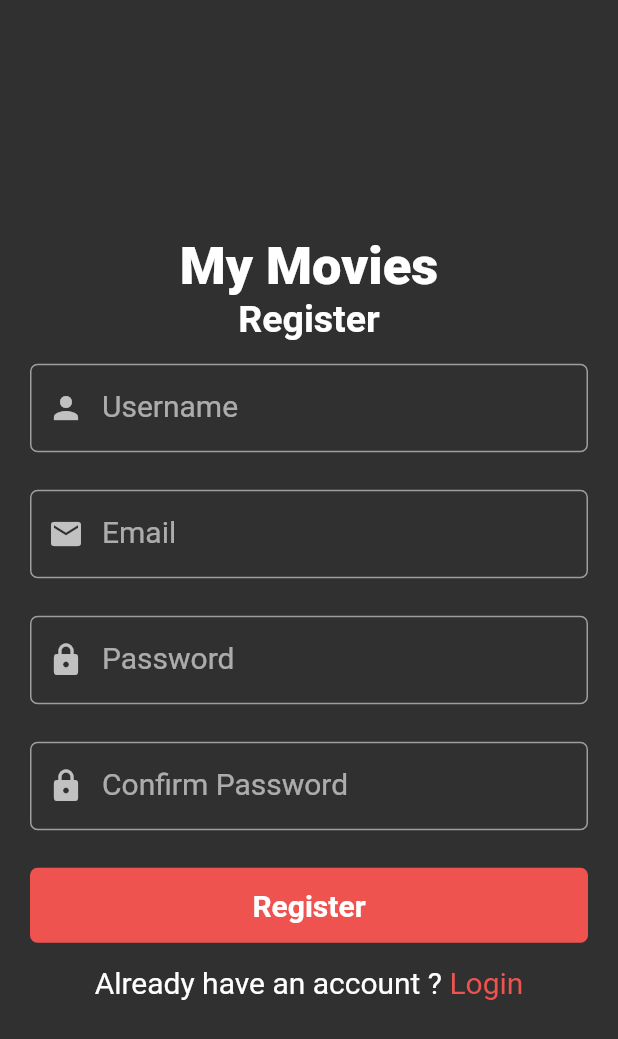
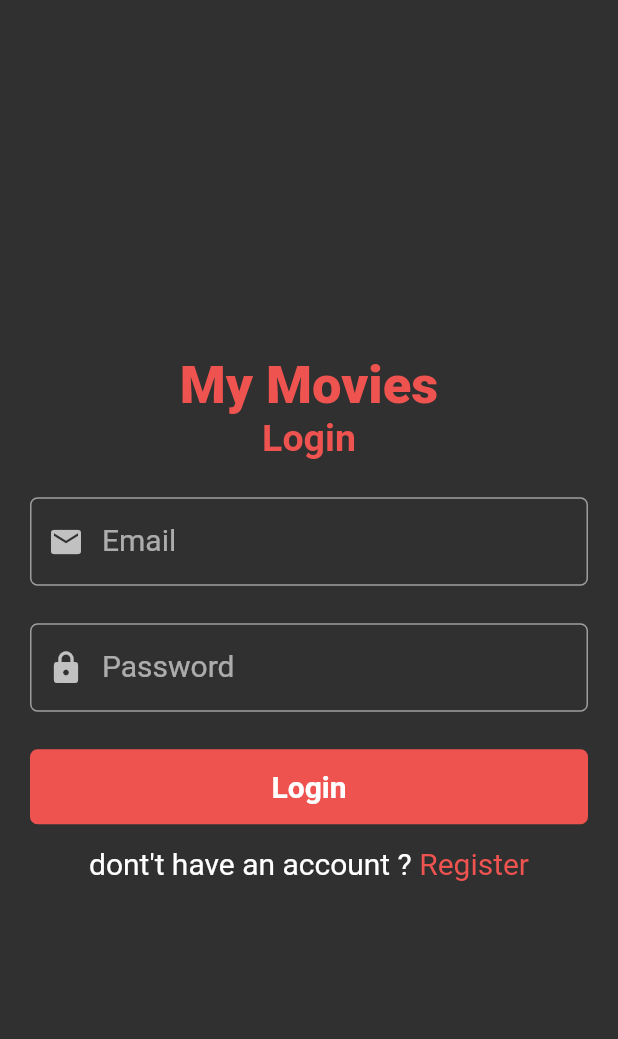
Before and after one commit to UltraViolet33/Movies-Apps, a Flutter app: the screen it shows after launch, after a tap on "Login", on a phone screen of 412 x 824 dp. Shown: the top 1039 px of the screen. Run offline on Flutter 3.47's test engine with Material 2 defaults, Android fonts, the phone set to English and light mode, and no system bars; our stand-ins replace get.

Commit message:
add PasswordInputField widget

```diff
--- /dev/null
+++ b/app/lib/views/auth/login_screen.dart
@@ -0,0 +1,99 @@
+import 'package:app/constants.dart';
+import 'package:app/views/auth/register_screen.dart';
+import 'package:app/views/widgets/text_input_field.dart';
+import 'package:flutter/material.dart';
+import 'package:app/controllers/auth_controller.dart';
+import 'package:get/get.dart';
+
+class LoginScreen extends StatelessWidget {
+  LoginScreen({Key? key}) : super(key: key);
+
+  final TextEditingController _emailController = TextEditingController();
+  final TextEditingController _passwordController = TextEditingController();
+
+  @override
+  Widget build(BuildContext context) {
+    return Scaffold(
+        body: Container(
+      alignment: Alignment.center,
+      child: Column(
+        mainAxisAlignment: MainAxisAlignment.center,
+        children: [
+          Text(
+            "My Movies",
+            style: TextStyle(
+                fontSize: 35, color: buttonColor, fontWeight: FontWeight.w900),
+          ),
+          Text(
+            "Login",
+            style: TextStyle(
+                fontSize: 25, color: buttonColor, fontWeight: FontWeight.w700),
+          ),
+          const SizedBox(
+            height: 25,
+          ),
+          Container(
+            width: MediaQuery.of(context).size.width,
+            margin: const EdgeInsets.symmetric(horizontal: 20),
+            child: TextInputField(
+              controller: _emailController,
+              labelText: "Email",
+              icon: Icons.email,
+            ),
+          ),
+          const SizedBox(
+            height: 25,
+          ),
+          Container(
+            width: MediaQuery.of(context).size.width,
+            margin: const EdgeInsets.symmetric(horizontal: 20),
+            child: TextInputField(
+              controller: _passwordController,
+              labelText: "Password",
+              icon: Icons.lock,
+              isObscure: true,
+            ),
+          ),
+          const SizedBox(
+            height: 25,
+          ),
+          Container(
+            width: MediaQuery.of(context).size.width - 40,
+            height: 50,
+            decoration: BoxDecoration(
+                color: buttonColor,
+                borderRadius: const BorderRadius.all(Radius.circular(5))),
+            child: InkWell(
+                onTap: () {},
+                child: const Center(
+                    child: Text(
+                  "Login",
+                  style: TextStyle(fontSize: 20, fontWeight: FontWeight.w700),
+                ))),
+          ),
+          const SizedBox(
+            height: 15,
+          ),
+          Row(
+            mainAxisAlignment: MainAxisAlignment.center,
+            children: [
+              const Text(
+                "dont't have an account ? ",
+                style: TextStyle(fontSize: 20),
+              ),
+              InkWell(
+                onTap: () {
+                  Get.to(RegisterScreen());
+                },
+                child: Text(
+                  "Register",
+                  style: TextStyle(fontSize: 20, color: buttonColor),
+                ),
+              )
+            ],
+          )
+        ],
+      ),
+    ));
+  }
+}
--- a/app/lib/views/auth/register_screen.dart
+++ b/app/lib/views/auth/register_screen.dart
@@ -1,7 +1,10 @@
 import 'package:app/constants.dart';
 import 'package:app/controllers/auth_controller.dart';
+import 'package:app/views/auth/login_screen.dart';
+import 'package:app/views/widgets/password_input.dart';
 import 'package:app/views/widgets/text_input_field.dart';
 import 'package:flutter/material.dart';
+import 'package:get/get.dart';
 
 class RegisterScreen extends StatelessWidget {
   RegisterScreen({Key? key}) : super(key: key);
@@ -17,7 +20,8 @@ class RegisterScreen extends StatelessWidget {
     return Scaffold(
         body: SingleChildScrollView(
       child: ConstrainedBox(
-            constraints: BoxConstraints(minWidth: MediaQuery.of(context).size.width,
+        constraints: BoxConstraints(
+            minWidth: MediaQuery.of(context).size.width,
             minHeight: MediaQuery.of(context).size.height),
         child: Container(
           alignment: Alignment.center,
@@ -68,11 +72,10 @@ class RegisterScreen extends StatelessWidget {
               Container(
                 width: MediaQuery.of(context).size.width,
                 margin: const EdgeInsets.symmetric(horizontal: 20),
-                    child: TextInputField(
+                child: PasswordInputField(
                   controller: _passwordController,
                   labelText: "Password",
                   icon: Icons.lock,
-                      isObscure: true,
                 ),
               ),
               const SizedBox(
@@ -81,11 +84,10 @@ class RegisterScreen extends StatelessWidget {
               Container(
                 width: MediaQuery.of(context).size.width,
                 margin: const EdgeInsets.symmetric(horizontal: 20),
-                    child: TextInputField(
+                child: PasswordInputField(
                   controller: _passwordConfirmationController,
                   labelText: "Confirm Password",
                   icon: Icons.lock,
-                      isObscure: true,
                 ),
               ),
               const SizedBox(
@@ -123,7 +125,9 @@ class RegisterScreen extends StatelessWidget {
                     style: TextStyle(fontSize: 20),
                   ),
                   InkWell(
-                        onTap: () {},
+                    onTap: () {
+                      Get.to(LoginScreen());
+                    },
                     child: Text(
                       "Login",
                       style: TextStyle(fontSize: 20, color: buttonColor),
--- /dev/null
+++ b/app/lib/views/widgets/password_input.dart
@@ -0,0 +1,53 @@
+import 'package:app/constants.dart';
+import 'package:flutter/material.dart';
+
+class PasswordInputField extends StatefulWidget {
+  final TextEditingController controller;
+  final String labelText;
+  final IconData icon;
+
+  const PasswordInputField(
+      {Key? key,
+      required this.controller,
+      required this.labelText,
+      required this.icon})
+      : super(key: key);
+
+  @override
+  State<PasswordInputField> createState() => _PasswordInputFieldState();
+}
+
+class _PasswordInputFieldState extends State<PasswordInputField> {
+  bool _obscureText = true;
+
+  void _toggle() {
+    setState(() {
+      _obscureText = !_obscureText;
+    });
+  }
+
+  @override
+  Widget build(BuildContext context) {
+    return TextField(
+      controller: widget.controller,
+      decoration: InputDecoration(
+        labelText: widget.labelText,
+        prefixIcon: Icon(widget.icon),
+        suffixIcon: IconButton(
+          icon: Icon(_obscureText ? Icons.visibility : Icons.visibility_off),
+          onPressed: () {
+            _toggle();
+          },
+        ),
+        labelStyle: const TextStyle(fontSize: 20),
+        enabledBorder: OutlineInputBorder(
+            borderRadius: BorderRadius.circular(5),
+            borderSide: const BorderSide(color: borderColor)),
+        focusedBorder: OutlineInputBorder(
+            borderRadius: BorderRadius.circular(5),
+            borderSide: const BorderSide(color: borderColor)),
+      ),
+      obscureText: _obscureText,
+    );
+  }
+}
```
Also changed, not shown: app/lib/controllers/auth_controller.dart (+20 -12 lines), 3 other files. Lines whose indentation alone changed are shown as unchanged.
